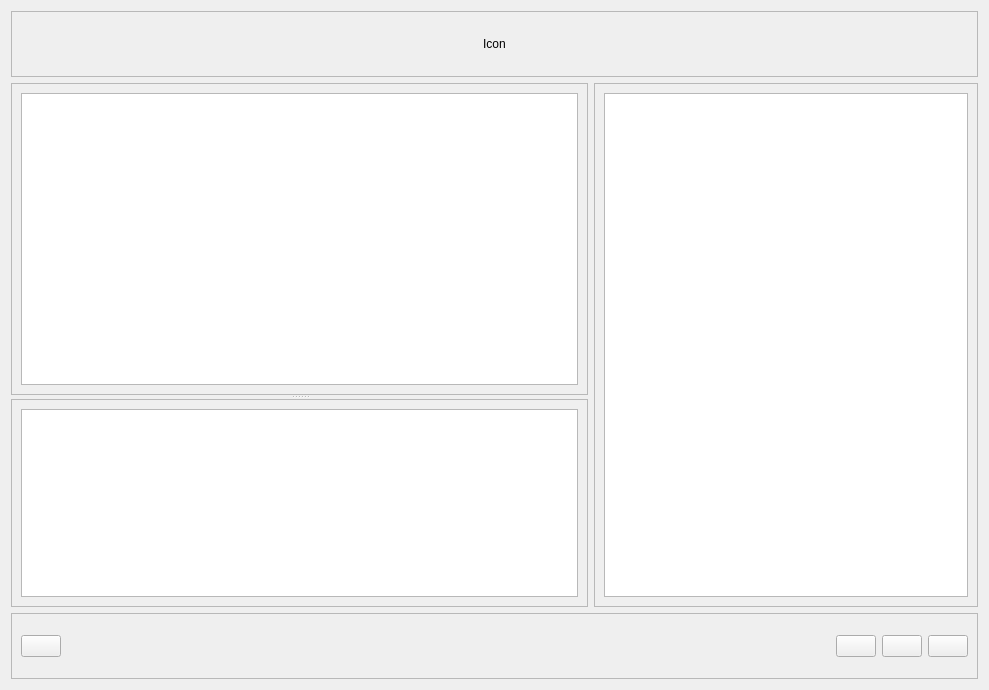
Qt form UI/shopping_list.ui (juvarlet/a_table) before a commit.
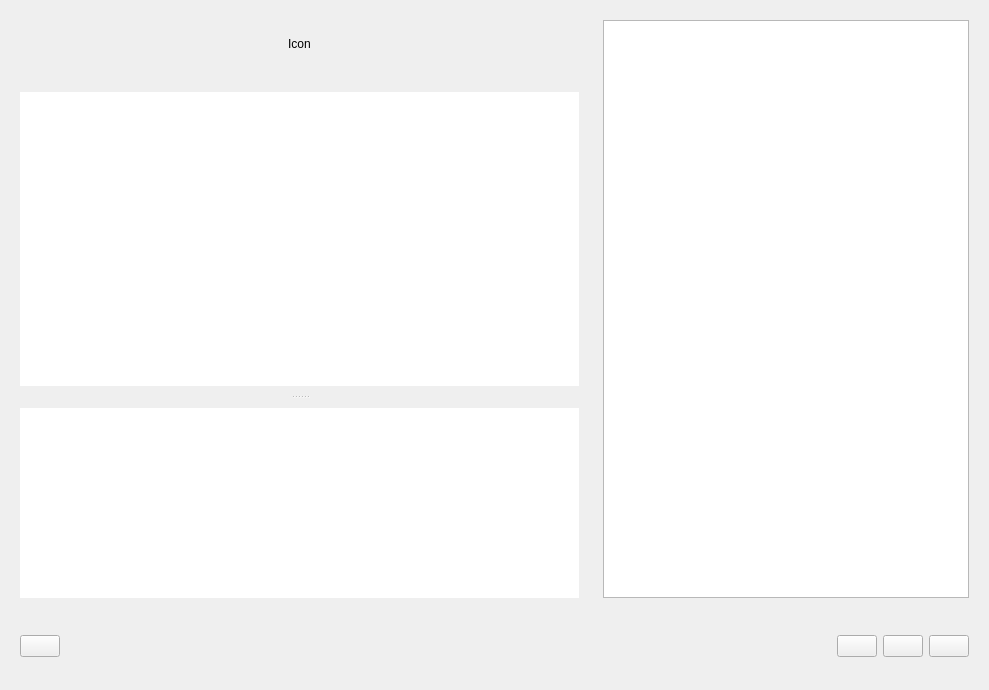
The same form after that commit. Icons and pictures are not drawn.

Commit message: WIP shopping list

What changed in the file:
```diff
--- a/UI/shopping_list.ui
+++ b/UI/shopping_list.ui
@@ -33,14 +33,18 @@
        </sizepolicy>
       </property>
       <property name="frameShape">
-       <enum>QFrame::StyledPanel</enum>
+       <enum>QFrame::NoFrame</enum>
       </property>
       <property name="frameShadow">
        <enum>QFrame::Raised</enum>
       </property>
       <layout class="QGridLayout" name="gridLayout_3">
        <item row="0" column="0">
-        <widget class="QListWidget" name="lW_shopping"/>
+        <widget class="QListWidget" name="lW_shopping">
+         <property name="frameShape">
+          <enum>QFrame::NoFrame</enum>
+         </property>
+        </widget>
        </item>
       </layout>
      </widget>
@@ -52,68 +56,23 @@
        </sizepolicy>
       </property>
       <property name="frameShape">
-       <enum>QFrame::StyledPanel</enum>
+       <enum>QFrame::NoFrame</enum>
       </property>
       <property name="frameShadow">
        <enum>QFrame::Raised</enum>
       </property>
       <layout class="QGridLayout" name="gridLayout_5">
        <item row="0" column="0">
-        <widget class="QListWidget" name="listWidget"/>
+        <widget class="QListWidget" name="listWidget">
+         <property name="frameShape">
+          <enum>QFrame::NoFrame</enum>
+         </property>
+        </widget>
        </item>
       </layout>
      </widget>
     </widget>
    </item>
-   <item row="1" column="1">
-    <widget class="QFrame" name="frame_4">
-     <property name="sizePolicy">
-      <sizepolicy hsizetype="Preferred" vsizetype="Preferred">
-       <horstretch>40</horstretch>
-       <verstretch>0</verstretch>
-      </sizepolicy>
-     </property>
-     <property name="frameShape">
-      <enum>QFrame::StyledPanel</enum>
-     </property>
-     <property name="frameShadow">
-      <enum>QFrame::Raised</enum>
-     </property>
-     <layout class="QGridLayout" name="gridLayout_6">
-      <item row="0" column="0">
-       <widget class="QTableWidget" name="tW_link_menus"/>
-      </item>
-     </layout>
-    </widget>
-   </item>
-   <item row="0" column="0" colspan="2">
-    <widget class="QFrame" name="frame_2">
-     <property name="sizePolicy">
-      <sizepolicy hsizetype="Preferred" vsizetype="Preferred">
-       <horstretch>0</horstretch>
-       <verstretch>10</verstretch>
-      </sizepolicy>
-     </property>
-     <property name="frameShape">
-      <enum>QFrame::StyledPanel</enum>
-     </property>
-     <property name="frameShadow">
-      <enum>QFrame::Raised</enum>
-     </property>
-     <layout class="QGridLayout" name="gridLayout_4">
-      <item row="0" column="0">
-       <widget class="QLabel" name="label_icon">
-        <property name="text">
-         <string>Icon</string>
-        </property>
-        <property name="alignment">
-         <set>Qt::AlignCenter</set>
-        </property>
-       </widget>
-      </item>
-     </layout>
-    </widget>
-   </item>
    <item row="2" column="0" colspan="2">
     <widget class="QFrame" name="frame_actions">
      <property name="sizePolicy">
@@ -123,7 +82,7 @@
       </sizepolicy>
      </property>
      <property name="frameShape">
-      <enum>QFrame::StyledPanel</enum>
+      <enum>QFrame::NoFrame</enum>
      </property>
      <property name="frameShadow">
       <enum>QFrame::Raised</enum>
@@ -134,6 +93,16 @@
         <property name="text">
          <string/>
         </property>
+        <property name="icon">
+         <iconset>
+          <normaloff>images/icon_print.png</normaloff>images/icon_print.png</iconset>
+        </property>
+        <property name="iconSize">
+         <size>
+          <width>50</width>
+          <height>50</height>
+         </size>
+        </property>
        </widget>
       </item>
       <item row="0" column="1">
@@ -154,6 +123,16 @@
         <property name="text">
          <string/>
         </property>
+        <property name="icon">
+         <iconset>
+          <normaloff>images/icon_reset_LD.png</normaloff>images/icon_reset_LD.png</iconset>
+        </property>
+        <property name="iconSize">
+         <size>
+          <width>50</width>
+          <height>50</height>
+         </size>
+        </property>
        </widget>
       </item>
       <item row="0" column="4">
@@ -161,6 +140,16 @@
         <property name="text">
          <string/>
         </property>
+        <property name="icon">
+         <iconset>
+          <normaloff>images/icon_send.png</normaloff>images/icon_send.png</iconset>
+        </property>
+        <property name="iconSize">
+         <size>
+          <width>50</width>
+          <height>50</height>
+         </size>
+        </property>
        </widget>
       </item>
       <item row="0" column="0">
@@ -168,11 +157,66 @@
         <property name="text">
          <string/>
         </property>
+        <property name="iconSize">
+         <size>
+          <width>50</width>
+          <height>50</height>
+         </size>
+        </property>
        </widget>
       </item>
      </layout>
     </widget>
    </item>
+   <item row="0" column="0">
+    <widget class="QFrame" name="frame_2">
+     <property name="sizePolicy">
+      <sizepolicy hsizetype="Preferred" vsizetype="Preferred">
+       <horstretch>0</horstretch>
+       <verstretch>10</verstretch>
+      </sizepolicy>
+     </property>
+     <property name="frameShape">
+      <enum>QFrame::NoFrame</enum>
+     </property>
+     <property name="frameShadow">
+      <enum>QFrame::Raised</enum>
+     </property>
+     <layout class="QGridLayout" name="gridLayout_4">
+      <item row="0" column="0">
+       <widget class="QLabel" name="label_icon">
+        <property name="text">
+         <string>Icon</string>
+        </property>
+        <property name="alignment">
+         <set>Qt::AlignCenter</set>
+        </property>
+       </widget>
+      </item>
+     </layout>
+    </widget>
+   </item>
+   <item row="0" column="1" rowspan="2">
+    <widget class="QFrame" name="frame_4">
+     <property name="sizePolicy">
+      <sizepolicy hsizetype="Preferred" vsizetype="Preferred">
+       <horstretch>40</horstretch>
+       <verstretch>0</verstretch>
+      </sizepolicy>
+     </property>
+     <property name="frameShape">
+      <enum>QFrame::NoFrame</enum>
+     </property>
+     <property name="frameShadow">
+      <enum>QFrame::Raised</enum>
+     </property>
+     <layout class="QGridLayout" name="gridLayout_6">
+      <item row="0" column="0">
+       <widget class="QTableWidget" name="tW_link_menus"/>
+      </item>
+     </layout>
+    </widget>
+   </item>
   </layout>
  </widget>
  <resources/>
```
The commit also changes 6 other files.
